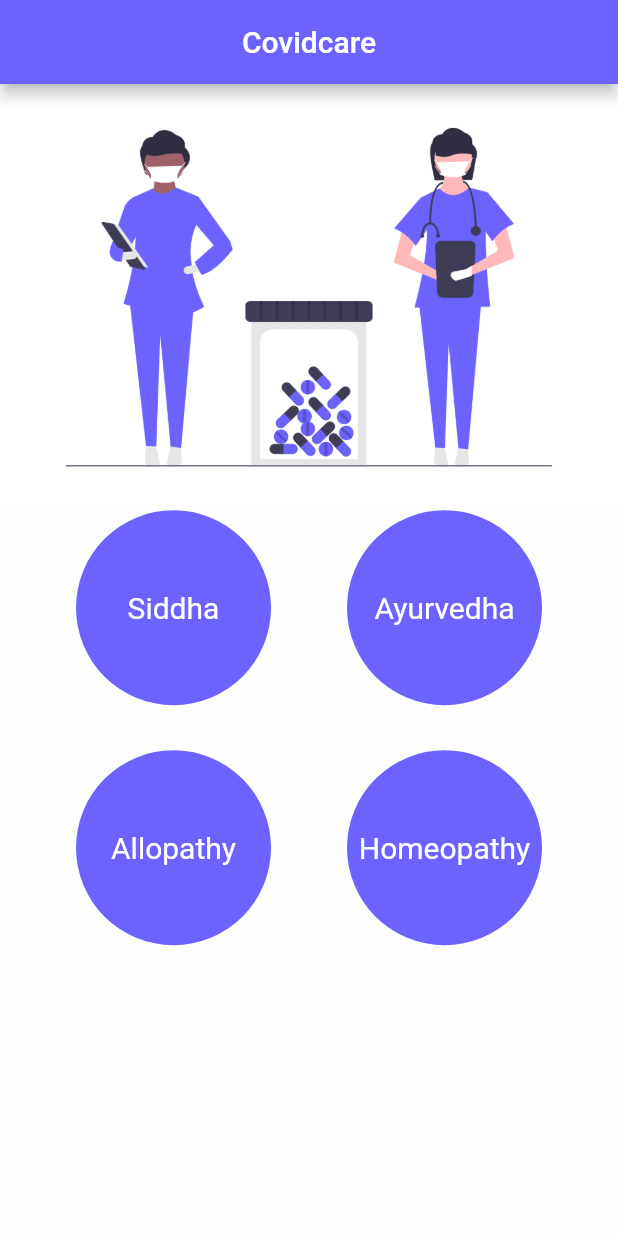
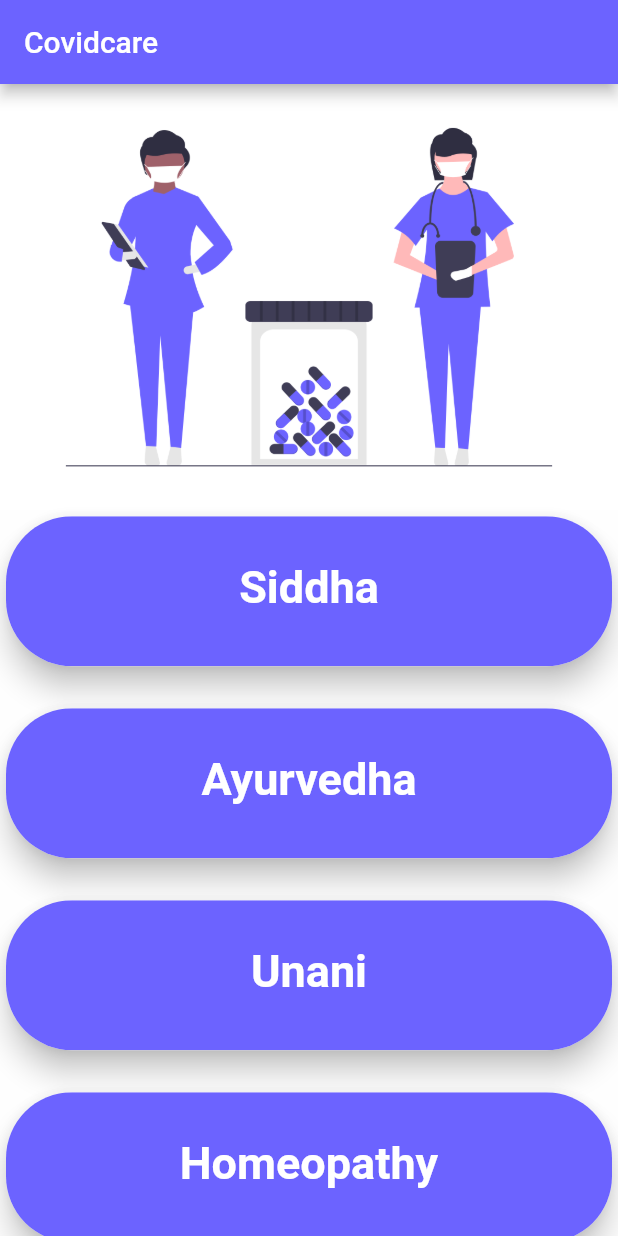
Before and after one commit to iamJana/Covidcare, a Flutter app: the screen it shows after launch, on a phone screen of 412 x 824 dp. Run offline on Flutter 3.47's test engine with Material 2 defaults, Android fonts, the phone set to English and light mode, and no system bars.

Commit message:
Changed front page and started Unani

```diff
--- a/lib/allopathy.dart
+++ /dev/null
@@ -1,16 +0,0 @@
-import 'package:flutter/material.dart';
-class Allopayth extends StatefulWidget {
-  @override
-  _AllopaythState createState() => _AllopaythState();
-}
-
-class _AllopaythState extends State<Allopayth> {
-  @override
-  Widget build(BuildContext context) {
-    return Scaffold(
-      appBar: AppBar(title: Text('Allopathy'),
-      backgroundColor: Color(0xff6c63ff),
-      ),
-    );
-  }
-}
--- a/lib/buildcard.dart
+++ b/lib/buildcard.dart
@@ -1,8 +1,7 @@
 import 'package:flutter/material.dart';
 
 Widget buildColoredCard(tit, medicine, dose, tc) => Card(
-      shadowColor: Colors.red,
-      elevation: 8,
+      elevation: 28,
       clipBehavior: Clip.antiAlias,
       shape: RoundedRectangleBorder(
         borderRadius: BorderRadius.circular(34),
--- a/lib/main.dart
+++ b/lib/main.dart
@@ -1,9 +1,11 @@
-import 'package:covidcare/allopathy.dart';
+import 'package:covidcare/unani.dart';
 import 'package:covidcare/homeopathy.dart';
 import 'package:flutter/material.dart';
 import 'constants.dart';
 import 'siddha.dart';
 import 'ayruvedha.dart';
+import 'mpagecard.dart';
+
 void main() {
   runApp(MyApp());
 }
@@ -35,12 +37,67 @@ class _MyHomePageState extends State<MyHomePage> {
   @override
   Widget build(BuildContext context) {
     return Scaffold(
+      // drawer: Drawer(
+      //   child: ListView(
+      //     children: [
+      //       DrawerHeader(
+      //         decoration: BoxDecoration(color: Colors.teal),
+      //         child: Container(
+      //           child: Column(
+      //             children: [
+      //               Material(
+      //                 borderRadius: BorderRadius.all(Radius.circular(60.0)),
+      //                 elevation: 10,
+      //                 child: Padding(
+      //                   padding: EdgeInsets.all(0.0),
+      //                   child: Image.asset(
+      //                     'images/pict.png',
+      //                     width: 80,
+      //                     height: 80,
+      //                   ),
+      //                 ),
+      //               ),
+      //               Padding(
+      //                 padding: const EdgeInsets.all(8.0),
+      //                 child: Text(
+      //                   'CovidCare',
+      //                   style: TextStyle(
+      //                     color: Colors.white,
+      //                     fontSize: 20.0,
+      //                   ),
+      //                 ),
+      //               )
+      //             ],
+      //           ),
+      //         ),
+      //       ),
+      //       CustomList(
+      //           Icons.error_outline,
+      //           'About',
+      //           () => {
+      //                 Navigator.push(
+      //                   context,
+      //                   MaterialPageRoute(builder: (context) => Ayurvedha()),
+      //                 ),
+      //               }),
+      //       CustomList(
+      //           Icons.people,
+      //           "Developed by",
+      //           () => {
+      //                 Navigator.push(
+      //                   context,
+      //                   MaterialPageRoute(
+      //                     builder: (context) => Ayurvedha(),
+      //                   ),
+      //                 )
+      //               }),
+      //     ],
+      //   ),
+      // ),
       appBar: AppBar(
         backgroundColor: Color(0xff6c63ff),
-          title: Center(
-            child: Text(
+        title: Text(
           'Covidcare',
-            ),
         ),
       ),
       body: SingleChildScrollView(
@@ -50,16 +107,8 @@ class _MyHomePageState extends State<MyHomePage> {
               'images/pict.png',
               width: double.infinity,
             ),
-              Row(
-                mainAxisAlignment: MainAxisAlignment.spaceEvenly,
-                children: [
             InkWell(
-                    child: CircularButton(
-                      height: 130,
-                      color: Color(0xff6c63ff),
-                      width: 130,
-                      txt: 'Siddha',
-                    ),
+              child: mainColoredCard('Siddha'),
               onTap: () => {
                 Navigator.push(
                   context,
@@ -67,86 +116,88 @@ class _MyHomePageState extends State<MyHomePage> {
                 )
               },
             ),
+            SizedBox(
+              height: 20,
+            ),
             InkWell(
-                    child: CircularButton(
-                      height: 130,
-                      color: Color(0xff6c63ff),
-                      width: 130,
-                      txt: 'Ayurvedha',
-                    ),
+              child: mainColoredCard('Ayurvedha'),
               onTap: () => {
                 Navigator.push(
                   context,
                   MaterialPageRoute(builder: (context) => Ayurvedha()),
                 )
               },
-                  )
-                ],
             ),
             //6C63FF
             SizedBox(
-                height: 30,
+              height: 20,
             ),
-              Row(
-                mainAxisAlignment: MainAxisAlignment.spaceEvenly,
-                children: [
             InkWell(
-                    child: CircularButton(
-                      height: 130,
-                      color: Color(0xff6c63ff),
-                      width: 130,
-                      txt: 'Allopathy',
-                    ),
+              child: mainColoredCard('Unani'),
               onTap: () => {
                 Navigator.push(
                   context,
-                        MaterialPageRoute(builder: (context) => Allopayth()),
+                  MaterialPageRoute(builder: (context) => Unani()),
                 )
               },
             ),
+            SizedBox(
+              height: 20,
+            ),
             InkWell(
-                    child: CircularButton(
-                      height: 130,
-                      color: Color(0xff6c63ff),
-                      width: 130,
-                      txt: 'Homeopathy',
-                    ),
+              child: mainColoredCard('Homeopathy'),
               onTap: () => {
                 Navigator.push(
                   context,
                   MaterialPageRoute(builder: (context) => Homeopathy()),
                 )
               },
-                  )
-                ],
-              )
+            ),
           ],
         ),
-        ));
+      ),
+    );
   }
 }
 
-class CircularButton extends StatelessWidget {
-  final double width;
-  final double height;
-  final Color color;
-  final String txt;
-
-  const CircularButton({Key key, this.width, this.height, this.color, this.txt})
-      : super(key: key);
-
-  @override
-  Widget build(BuildContext context) {
-    return Container(
-      decoration: BoxDecoration(color: color, shape: BoxShape.circle),
-      width: width,
-      height: height,
-      child: SafeArea(
-          child: Center(
-              child: Text(
-        txt,
-        style: TextStyle(fontSize: 20, color: Colors.white),
-      ))),
-    );
-  }
-}
+// ignore: must_be_immutable
+// class CustomList extends StatelessWidget {
+//   IconData icon;
+//   String text;
+//   Function onTap;
+//   CustomList(this.icon, this.text, this.onTap);
+//   @override
+//   Widget build(BuildContext context) {
+//     return Padding(
+//       padding: const EdgeInsets.fromLTRB(8.0, 0, 8.0, 0),
+//       child: Container(
+//         decoration: BoxDecoration(
+//             border: Border(bottom: BorderSide(color: Colors.grey.shade400))),
+//         child: InkWell(
+//             splashColor: Colors.orangeAccent,
+//             onTap: onTap,
+//             child: Container(
+//               height: 50,
+//               child: Row(
+//                 mainAxisAlignment: MainAxisAlignment.spaceBetween,
+//                 children: [
+//                   Row(
+//                     children: [
+//                       Icon(icon),
+//                       Padding(
+//                         padding: const EdgeInsets.all(8.0),
+//                         child: Text(
+//                           text,
+//                           style: TextStyle(fontSize: 16.0),
+//                         ),
+//                       )
+//                     ],
+//                   ),
+//                   Icon(Icons.arrow_right)
+//                 ],
+//               ),
+//             )),
+//       ),
+//     );
+//   }
+// }
--- /dev/null
+++ b/lib/mpagecard.dart
@@ -0,0 +1,36 @@
+import 'package:flutter/material.dart';
+
+Widget mainColoredCard(tit) => Card(
+      elevation: 8,
+      clipBehavior: Clip.antiAlias,
+      shape: RoundedRectangleBorder(
+        borderRadius: BorderRadius.circular(44),
+      ),
+      child: Container(
+        height: 100,
+        width: double.maxFinite,
+        decoration: BoxDecoration(
+          gradient: LinearGradient(
+            colors: [Color(0xff6c63ff), Color(0xff6c63ff)],
+            begin: Alignment.topCenter,
+            end: Alignment.bottomCenter,
+          ),
+        ),
+        padding: EdgeInsets.all(30),
+        child: Column(
+          crossAxisAlignment: CrossAxisAlignment.start,
+          children: [
+            Center(
+              child: Text(
+                tit,
+                style: TextStyle(
+                  fontSize: 30,
+                  color: Colors.white,
+                  fontWeight: FontWeight.bold,
+                ),
+              ),
+            ),
+          ],
+        ),
+      ),
+    );
--- /dev/null
+++ b/lib/unani.dart
@@ -0,0 +1,19 @@
+import 'package:flutter/material.dart';
+import 'buildcard.dart';
+
+class Unani extends StatefulWidget {
+  @override
+  _AllopaythState createState() => _AllopaythState();
+}
+
+class _AllopaythState extends State<Unani> {
+  @override
+  Widget build(BuildContext context) {
+    return Scaffold(
+      appBar: AppBar(
+        title: Text('Unani'),
+        backgroundColor: Color(0xff6c63ff),
+      ),
+    );
+  }
+}
```
Lines whose indentation alone changed are shown as unchanged.
